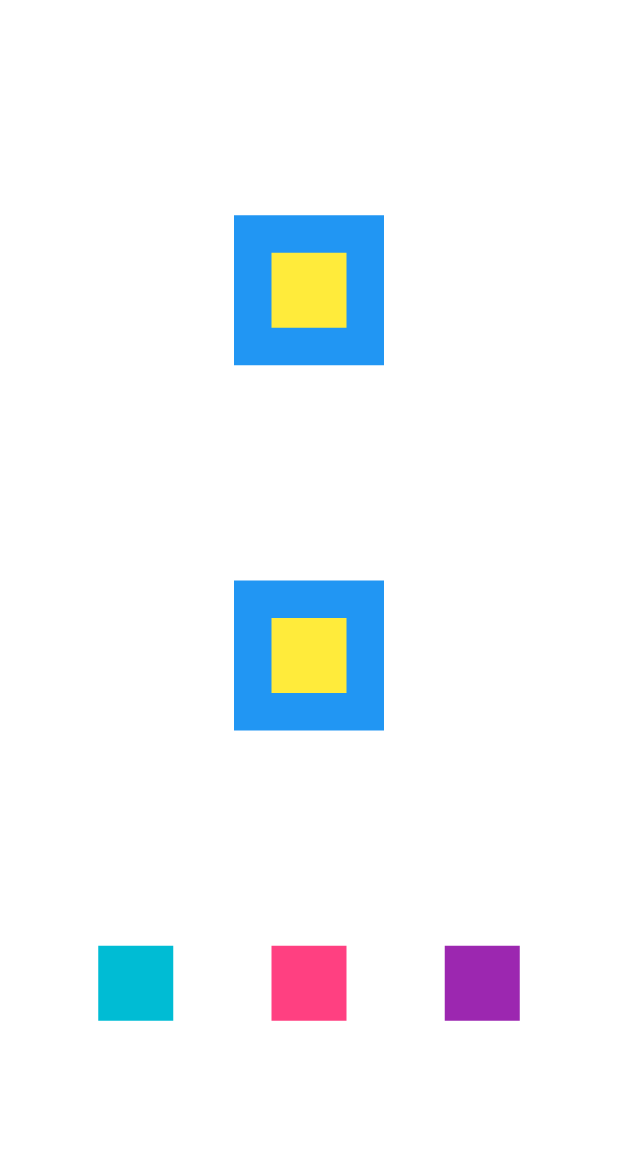
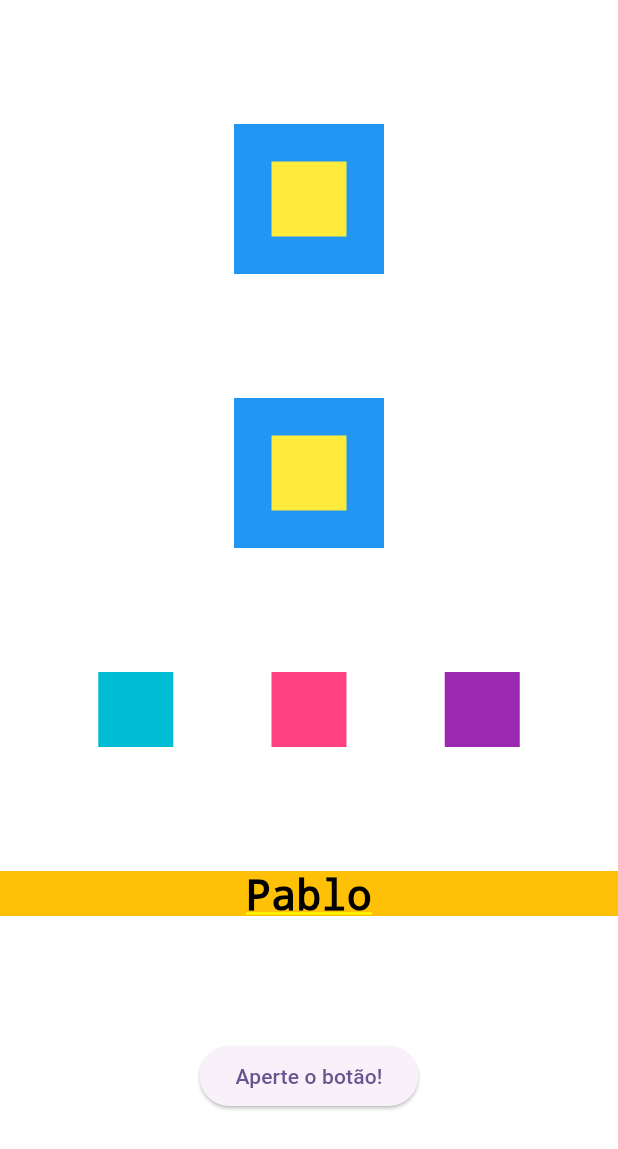
Before and after one commit to pablo-sa10/Projeto-flutter, a Flutter app: the screen it shows after launch, on a phone screen of 412 x 824 dp. Shown: the top 1149 px of the screen. Run offline on Flutter 3.47's test engine with Material 3 defaults, Android fonts, the phone set to English and light mode, and no system bars.

Commit message:
aprendendo como estilizar

```diff
--- a/lib/main.dart
+++ b/lib/main.dart
@@ -16,8 +16,11 @@ class MyApp extends StatelessWidget {
         colorScheme: ColorScheme.fromSeed(seedColor: Colors.deepPurple),
         useMaterial3: true,
       ),
-      home: Column(
-        // alignment: AlignmentDirectional.center,
+      home: Container(
+        color: Colors.white,
+        child: Column(
+          //Primeira parte
+          //alignment: AlignmentDirectional.center,
           // children: [
           //   Container(color: Colors.white,width: 350, height: 350,),
           //   Container(color: Colors.black,width: 300, height: 300,),
@@ -37,33 +40,144 @@ class MyApp extends StatelessWidget {
           //   Container(color: Colors.blue, width: 100, height: 100,),
           //   Container(color: Colors.yellow,width: 50, height: 50,)
           // ],
+
+          //segunda parte
           mainAxisAlignment: MainAxisAlignment.spaceEvenly,
-        crossAxisAlignment: CrossAxisAlignment.center,
+          // crossAxisAlignment: CrossAxisAlignment.center,
           children: [
             Stack(
               alignment: AlignmentDirectional.center,
               children: [
-              Container(color: Colors.blue, width: 100, height: 100,),
-              Container(color: Colors.yellow,width: 50, height: 50,)
+                Container(
+                  color: Colors.blue,
+                  width: 100,
+                  height: 100,
+                ),
+                Container(
+                  color: Colors.yellow,
+                  width: 50,
+                  height: 50,
+                )
               ],
             ),
             Stack(
               alignment: AlignmentDirectional.center,
               children: [
-              Container(color: Colors.blue, width: 100, height: 100,),
-              Container(color: Colors.yellow,width: 50, height: 50,)
+                Container(
+                  color: Colors.blue,
+                  width: 100,
+                  height: 100,
+                ),
+                Container(
+                  color: Colors.yellow,
+                  width: 50,
+                  height: 50,
+                )
               ],
             ),
             Row(
               mainAxisAlignment: MainAxisAlignment.spaceEvenly,
               crossAxisAlignment: CrossAxisAlignment.center,
               children: [
-              Container(color: Colors.cyan, height: 50, width: 50,),
-              Container(color: Colors.pinkAccent, height: 50, width: 50,),
-              Container(color: Colors.purple, height: 50, width: 50,),
+                Container(
+                  color: Colors.cyan,
+                  height: 50,
+                  width: 50,
+                ),
+                Container(
+                  color: Colors.pinkAccent,
+                  height: 50,
+                  width: 50,
+                ),
+                Container(
+                  color: Colors.purple,
+                  height: 50,
+                  width: 50,
+                ),
               ],
-          )
+            ),
+            Container(
+              color: Colors.amber,
+              height: 30,
+              width: 3000,
+              child: Text(
+                'Pablo',
+                style: TextStyle(color: Colors.black, fontSize: 28),
+                textAlign: TextAlign.center,
+              ),
+            ),
+            ElevatedButton(
+                onPressed: () {
+                  print('Você apertou obotão');
+                },
+                child: Text('Aperte o botão!')),
           ],
+
+          //Abaixo está o exercicio
+          // mainAxisAlignment: MainAxisAlignment.spaceEvenly,
+          // children: [
+          //   Row(
+          //     mainAxisAlignment: MainAxisAlignment.spaceEvenly,
+          //     children: [
+          //       Container(
+          //         color: Colors.red,
+          //         width: 100,
+          //         height: 100,
+          //       ),
+          //       Container(
+          //         color: Colors.orange,
+          //         width: 100,
+          //         height: 100,
+          //       ),
+          //       Container(
+          //         color: Colors.yellow,
+          //         width: 100,
+          //         height: 100,
+          //       )
+          //     ],
+          //   ),
+          //   Row(
+          //     mainAxisAlignment: MainAxisAlignment.spaceEvenly,
+          //     children: [
+          //       Container(
+          //         color: Colors.green,
+          //         width: 100,
+          //         height: 100,
+          //       ),
+          //       Container(
+          //         color: Colors.lightBlue,
+          //         width: 100,
+          //         height: 100,
+          //       ),
+          //       Container(
+          //         color: Colors.blue,
+          //         width: 100,
+          //         height: 100,
+          //       )
+          //     ],
+          //   ),
+          //   Row(
+          //     mainAxisAlignment: MainAxisAlignment.spaceEvenly,
+          //     children: [
+          //       Container(
+          //         color: Colors.purple,
+          //         width: 100,
+          //         height: 100,
+          //       ),
+          //       Container(
+          //         color: Colors.pinkAccent,
+          //         width: 100,
+          //         height: 100,
+          //       ),
+          //       Container(
+          //         color: Colors.black,
+          //         width: 100,
+          //         height: 100,
+          //       )
+          //     ],
+          //   )
+          // ]
+        ),
       ),
     );
   }
```
Lines whose indentation alone changed are shown as unchanged.
